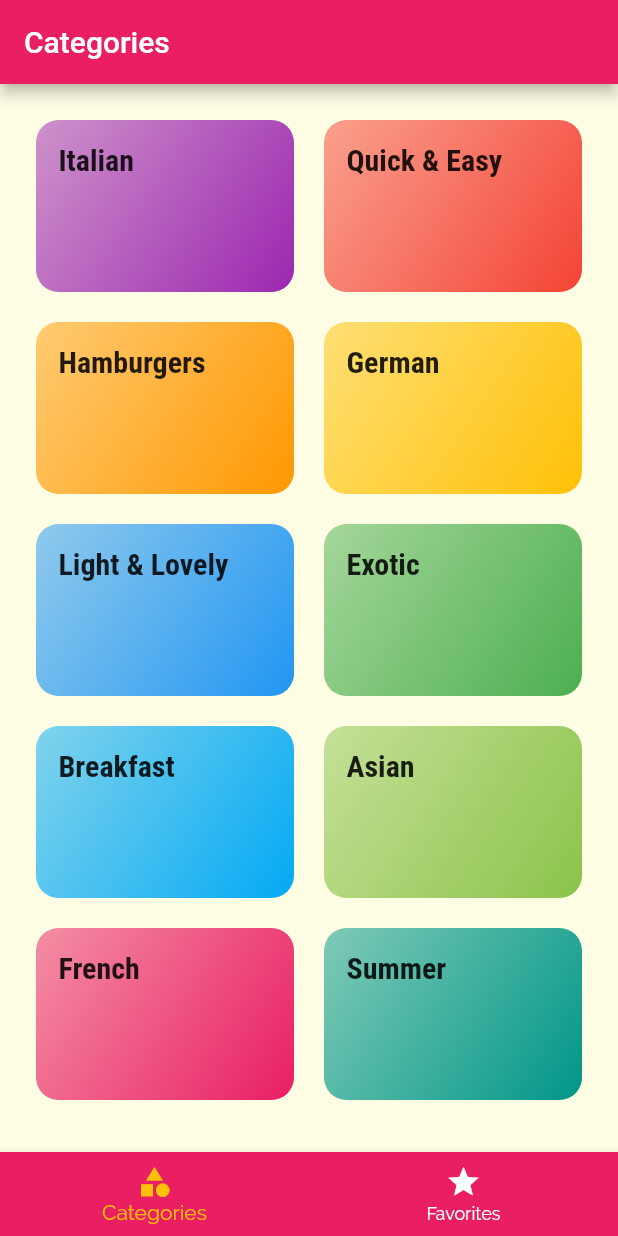
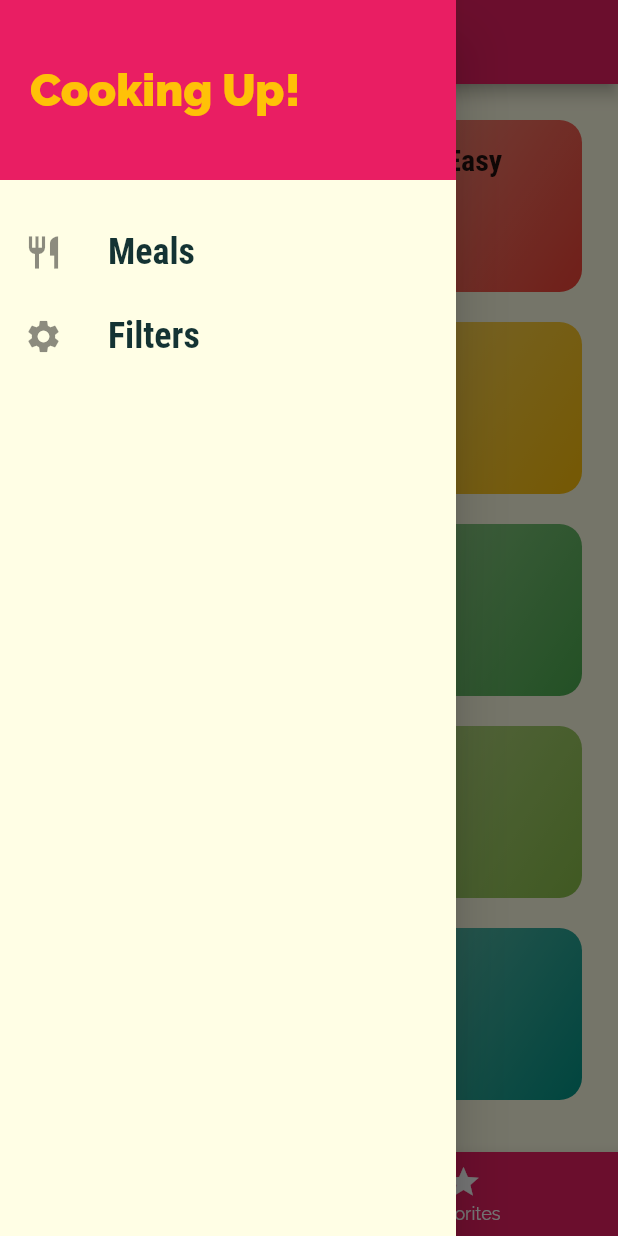
Before and after one commit to nevarwin/DeliMeal-Proj, a Flutter app: the screen it shows after launch, with the side drawer open (before the commit the screen has no drawer), on a phone screen of 412 x 824 dp. Run offline on Flutter 3.47's test engine with Material 2 defaults, Android fonts, the phone set to English and light mode, and no system bars; Roboto replaces fonts that are missing (Roboto Condensed).

Commit message:
Drawer Widget Added

```diff
--- a/delimeal_app/lib/screen/tabs_screen.dart
+++ b/delimeal_app/lib/screen/tabs_screen.dart
@@ -1,5 +1,6 @@
 import 'package:flutter/material.dart';
 
+import '../widgets/main_drawer.dart';
 import './categories_screen.dart';
 import './favorites_screen.dart';
 
@@ -36,6 +37,7 @@
       appBar: AppBar(
         title: Text(_pages[_selectedPageIndex]['title'] as String),
       ),
+      drawer: MainDrawer(),
       body: _pages[_selectedPageIndex]['page'] as Widget,
       bottomNavigationBar: BottomNavigationBar(
         backgroundColor: Theme.of(context).primaryColor,
--- /dev/null
+++ b/delimeal_app/lib/widgets/main_drawer.dart
@@ -0,0 +1,50 @@
+import 'package:flutter/material.dart';
+
+class MainDrawer extends StatelessWidget {
+  const MainDrawer({Key? key}) : super(key: key);
+  Widget buildListTile(String title, IconData icon) {
+    return ListTile(
+      leading: Icon(
+        icon,
+        size: 26,
+      ),
+      title: Text(
+        title,
+        style: const TextStyle(
+          fontFamily: 'RobotoCondensed',
+          fontWeight: FontWeight.bold,
+          fontSize: 24,
+        ),
+      ),
+    );
+  }
+
+  @override
+  Widget build(BuildContext context) {
+    return Drawer(
+      child: Column(
+        children: [
+          Container(
+            height: 120,
+            width: double.infinity,
+            padding: const EdgeInsets.all(20),
+            alignment: Alignment.centerLeft,
+            color: Theme.of(context).primaryColor,
+            child: Text(
+              'Cooking Up!',
+              style: TextStyle(
+                  fontWeight: FontWeight.w900,
+                  fontSize: 30,
+                  color: Theme.of(context).accentColor),
+            ),
+          ),
+          const SizedBox(
+            height: 20,
+          ),
+          buildListTile('Meals', Icons.restaurant),
+          buildListTile('Filters', Icons.settings),
+        ],
+      ),
+    );
+  }
+}
```
